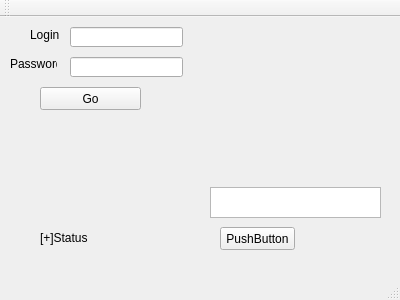
Ambrick/Qt_DB_CW, file CW/login.ui: the form before one commit.
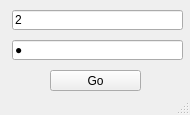
The form after the commit.

What changed in the file:
```diff
--- a/CW/login.ui
+++ b/CW/login.ui
@@ -6,103 +6,62 @@
    <rect>
     <x>0</x>
     <y>0</y>
-    <width>400</width>
-    <height>300</height>
+    <width>190</width>
+    <height>115</height>
    </rect>
   </property>
+  <property name="sizePolicy">
+   <sizepolicy hsizetype="Expanding" vsizetype="Expanding">
+    <horstretch>0</horstretch>
+    <verstretch>0</verstretch>
+   </sizepolicy>
+  </property>
   <property name="windowTitle">
    <string>Login</string>
   </property>
   <widget class="QWidget" name="centralWidget">
-   <widget class="QLabel" name="label">
-    <property name="geometry">
-     <rect>
-      <x>40</x>
-      <y>210</y>
-      <width>131</width>
-      <height>21</height>
-     </rect>
-    </property>
-    <property name="text">
-     <string>[+]Status</string>
-    </property>
-   </widget>
-   <widget class="QTextEdit" name="textEdit">
-    <property name="geometry">
-     <rect>
-      <x>210</x>
-      <y>170</y>
-      <width>171</width>
-      <height>31</height>
-     </rect>
-    </property>
-   </widget>
-   <widget class="QPushButton" name="pushButton">
-    <property name="geometry">
-     <rect>
-      <x>220</x>
-      <y>210</y>
-      <width>75</width>
-      <height>23</height>
-     </rect>
-    </property>
-    <property name="text">
-     <string>PushButton</string>
-    </property>
-   </widget>
    <widget class="QLineEdit" name="Log">
     <property name="geometry">
      <rect>
-      <x>70</x>
+      <x>12</x>
       <y>10</y>
-      <width>113</width>
+      <width>171</width>
       <height>20</height>
      </rect>
     </property>
-   </widget>
-   <widget class="QLabel" name="log">
-    <property name="geometry">
-     <rect>
-      <x>30</x>
-      <y>10</y>
-      <width>31</width>
-      <height>16</height>
-     </rect>
-    </property>
     <property name="text">
-     <string>Login</string>
+     <string>2</string>
     </property>
-   </widget>
-   <widget class="QLabel" name="pass">
-    <property name="geometry">
-     <rect>
-      <x>10</x>
-      <y>40</y>
-      <width>47</width>
-      <height>13</height>
-     </rect>
-    </property>
-    <property name="text">
-     <string>Password</string>
+    <property name="placeholderText">
+     <string>Введите логин...</string>
     </property>
    </widget>
    <widget class="QLineEdit" name="Pass">
     <property name="geometry">
      <rect>
-      <x>70</x>
+      <x>12</x>
       <y>40</y>
-      <width>113</width>
+      <width>171</width>
       <height>20</height>
      </rect>
     </property>
+    <property name="text">
+     <string>2</string>
+    </property>
+    <property name="echoMode">
+     <enum>QLineEdit::Password</enum>
+    </property>
+    <property name="placeholderText">
+     <string>Введите пароль...</string>
+    </property>
    </widget>
    <widget class="QPushButton" name="Go">
     <property name="geometry">
      <rect>
-      <x>40</x>
+      <x>50</x>
       <y>70</y>
-      <width>101</width>
-      <height>23</height>
+      <width>91</width>
+      <height>21</height>
      </rect>
     </property>
     <property name="text">
@@ -110,24 +69,6 @@
     </property>
    </widget>
   </widget>
-  <widget class="QMenuBar" name="menuBar">
-   <property name="geometry">
-    <rect>
-     <x>0</x>
-     <y>0</y>
-     <width>400</width>
-     <height>21</height>
-    </rect>
-   </property>
-  </widget>
-  <widget class="QToolBar" name="mainToolBar">
-   <attribute name="toolBarArea">
-    <enum>TopToolBarArea</enum>
-   </attribute>
-   <attribute name="toolBarBreak">
-    <bool>false</bool>
-   </attribute>
-  </widget>
   <widget class="QStatusBar" name="statusBar"/>
  </widget>
  <layoutdefault spacing="6" margin="11"/>
```
Left out of the diff: 2 changed lines with no effect on the pictures.
